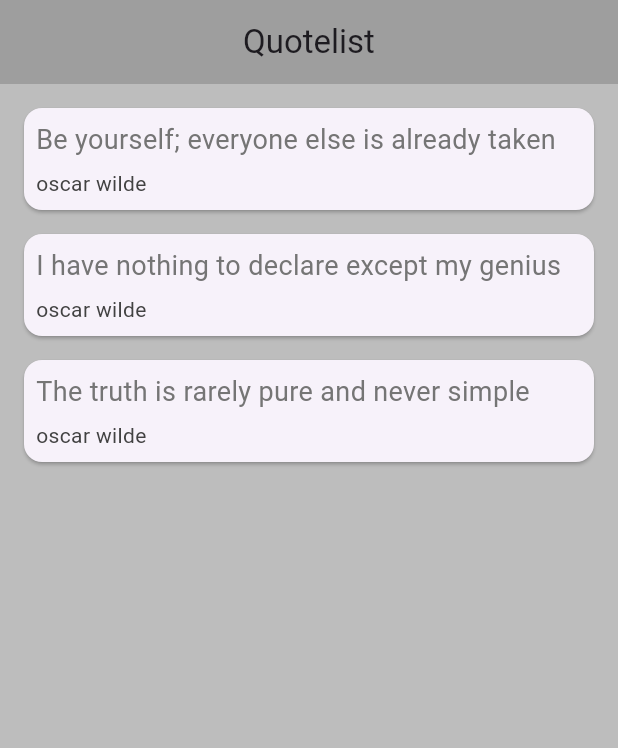
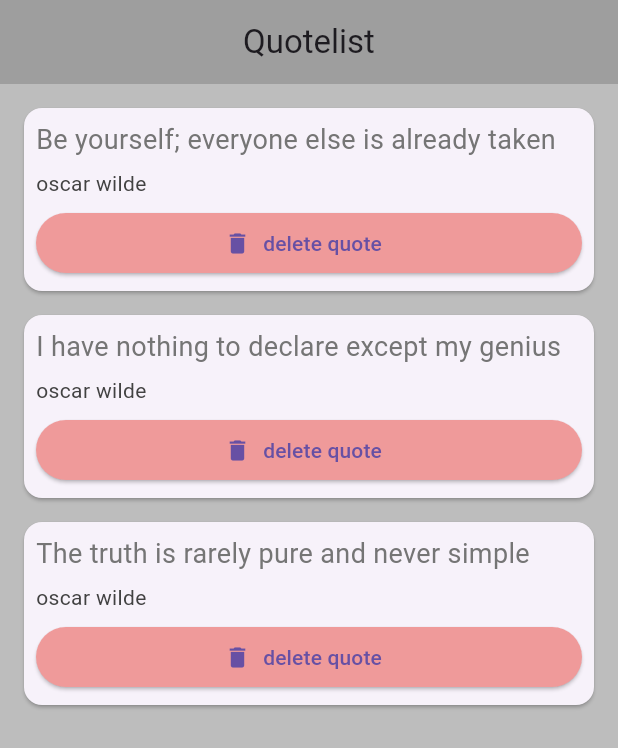
Before and after one commit to bekatadesse/flutter_app_ninja_id, a Flutter app: the screen it shows after launch, on a phone screen of 412 x 824 dp. Shown: the top 748 px of the screen. Run offline on Flutter 3.47's test engine with Material 3 defaults, Android fonts, the phone set to English and light mode, and no system bars.

Commit message:
day 7 progress 21

```diff
--- a/lib/main.dart
+++ b/lib/main.dart
@@ -1,5 +1,6 @@
 import 'package:flutter/material.dart';
 import 'quote.dart';
+import 'quote_card.dart';
 void main() {
   runApp(const MaterialApp(
     home: Quotelist(),
@@ -19,33 +20,6 @@ class _QuotelistState extends State<Quotelist> {
     Quote(author: 'oscar wilde' , text:'I have nothing to declare except my genius'),
     Quote(author: 'oscar wilde' , text:'The truth is rarely pure and never simple'),
   ];
-  Widget quoteTemplate(quote){
-    return Card(
-      margin: const EdgeInsets.fromLTRB(16.0, 16.0, 16.0, 0),
-      child: Padding(
-        padding: const EdgeInsets.all(8.0),
-        child: Column(
-          crossAxisAlignment: CrossAxisAlignment.stretch,
-          children: [
-            Text(
-              quote.text,
-              style: TextStyle(
-                fontSize: 18.0,
-                color: Colors.grey[600],
-              ),),
-            SizedBox(height: 6.0),
-
-            Text(
-              quote.author,
-              style: TextStyle(
-                fontSize: 14.0,
-                color: Colors.grey[800],
-              ),)
-          ],
-        ),
-      ),
-    );
-  }
 
   @override
   Widget build(BuildContext context) {
@@ -57,7 +31,14 @@ class _QuotelistState extends State<Quotelist> {
           backgroundColor: Colors.grey[500]
       ),
       body: Column(
-        children: quotes.map((quote) => quoteTemplate(quote)).toList(),
+        children: quotes.map((quote) => QuoteCard(
+            quote: quote,
+            delete: (){
+              setState((){
+                quotes.remove(quote);
+              });
+          }
+        )).toList(),
       ),
       );
   }
--- /dev/null
+++ b/lib/quote_card.dart
@@ -0,0 +1,48 @@
+import 'package:flutter/material.dart';
+import 'quote.dart';
+
+
+class QuoteCard extends StatelessWidget {
+  final Quote quote;
+  final Function delete;
+  QuoteCard({ required this.quote, required this.delete });
+
+  @override
+  Widget build(BuildContext context) {
+    return Card(
+      margin: const EdgeInsets.fromLTRB(16.0, 16.0, 16.0, 0),
+      child: Padding(
+        padding: const EdgeInsets.all(8.0),
+        child: Column(
+          crossAxisAlignment: CrossAxisAlignment.stretch,
+          children: [
+            Text(
+              quote.text,
+              style: TextStyle(
+                fontSize: 18.0,
+                color: Colors.grey[600],
+              ),),
+            SizedBox(height: 6.0),
+
+            Text(
+              quote.author,
+              style: TextStyle(
+                fontSize: 14.0,
+                color: Colors.grey[800],
+              ),),
+            SizedBox(height: 6.0),
+
+            ElevatedButton.icon(
+              onPressed: () => delete(),
+              icon: Icon(Icons.delete),
+              label: Text('delete quote'),
+              style: ElevatedButton.styleFrom(
+                backgroundColor: Colors.red[200],
+              )
+            ),
+          ],
+        ),
+      ),
+    );
+  }
+}
```
